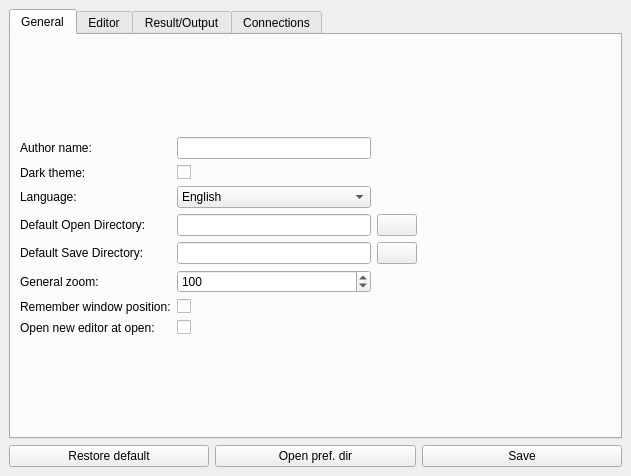
Above: source/qtdesigner/preferences_ui.ui from MValaguz/MSql before the change. Below: the same form after it.
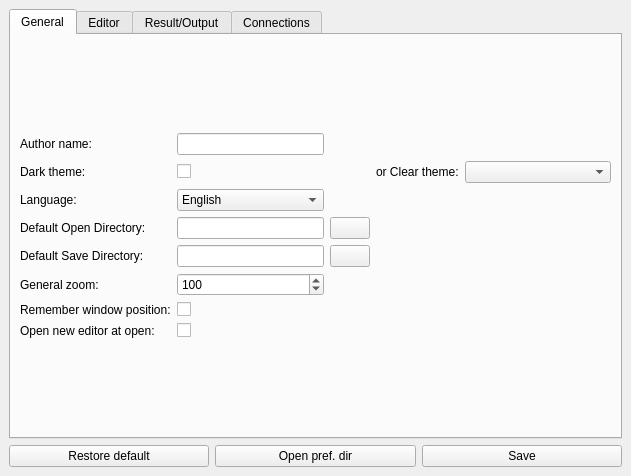
That is the form after the change. Icons and pictures are not drawn. Custom widgets are drawn as their Qt base class.

The edit to the form file:
```diff
--- a/source/qtdesigner/preferences_ui.ui
+++ b/source/qtdesigner/preferences_ui.ui
@@ -44,17 +44,7 @@
           <item row="0" column="2">
            <widget class="QLineEdit" name="e_author_name"/>
           </item>
-          <item row="4" column="0">
-           <widget class="QLabel" name="label_2">
-            <property name="text">
-             <string>Default Save Directory:</string>
-            </property>
-            <property name="buddy">
-             <cstring>e_default_save_dir</cstring>
-            </property>
-           </widget>
-          </item>
-          <item row="6" column="0">
+          <item row="9" column="0">
            <widget class="QLabel" name="label_10">
             <property name="text">
              <string>Remember window position:</string>
@@ -64,7 +54,17 @@
             </property>
            </widget>
           </item>
-          <item row="3" column="0">
+          <item row="7" column="0">
+           <widget class="QLabel" name="label_2">
+            <property name="text">
+             <string>Default Save Directory:</string>
+            </property>
+            <property name="buddy">
+             <cstring>e_default_save_dir</cstring>
+            </property>
+           </widget>
+          </item>
+          <item row="6" column="0">
            <widget class="QLabel" name="label">
             <property name="text">
              <string>Default Open Directory:</string>
@@ -74,7 +74,7 @@
             </property>
            </widget>
           </item>
-          <item row="4" column="3">
+          <item row="7" column="3">
            <widget class="QPushButton" name="b_default_save_dir">
             <property name="icon">
              <iconset resource="resource.qrc">
@@ -82,20 +82,10 @@
             </property>
            </widget>
           </item>
-          <item row="4" column="2">
+          <item row="7" column="2">
            <widget class="QLineEdit" name="e_default_save_dir"/>
           </item>
-          <item row="9" column="2">
-           <widget class="QCheckBox" name="e_open_new_editor"/>
-          </item>
           <item row="2" column="0">
-           <widget class="QLabel" name="label_3">
-            <property name="text">
-             <string>Language:</string>
-            </property>
-           </widget>
-          </item>
-          <item row="1" column="0">
            <widget class="QLabel" name="label_8">
             <property name="text">
              <string>Dark theme:</string>
@@ -105,7 +95,7 @@
             </property>
            </widget>
           </item>
-          <item row="3" column="3">
+          <item row="6" column="3">
            <widget class="QPushButton" name="b_default_open_dir">
             <property name="icon">
              <iconset resource="resource.qrc">
@@ -113,27 +103,20 @@
             </property>
            </widget>
           </item>
-          <item row="3" column="2">
+          <item row="12" column="2">
+           <widget class="QCheckBox" name="e_open_new_editor"/>
+          </item>
+          <item row="5" column="0">
+           <widget class="QLabel" name="label_3">
+            <property name="text">
+             <string>Language:</string>
+            </property>
+           </widget>
+          </item>
+          <item row="6" column="2">
            <widget class="QLineEdit" name="e_default_open_dir"/>
           </item>
-          <item row="1" column="2">
-           <widget class="QCheckBox" name="e_dark_theme">
-            <property name="text">
-             <string/>
-            </property>
-           </widget>
-          </item>
-          <item row="9" column="0">
-           <widget class="QLabel" name="label_23">
-            <property name="text">
-             <string>Open new editor at open:</string>
-            </property>
-            <property name="buddy">
-             <cstring>e_open_new_editor</cstring>
-            </property>
-           </widget>
-          </item>
-          <item row="5" column="0">
+          <item row="8" column="0">
            <widget class="QLabel" name="label_21">
             <property name="text">
              <string>General zoom:</string>
@@ -143,23 +126,27 @@
             </property>
            </widget>
           </item>
-          <item row="6" column="2">
+          <item row="12" column="0">
+           <widget class="QLabel" name="label_23">
+            <property name="text">
+             <string>Open new editor at open:</string>
+            </property>
+            <property name="buddy">
+             <cstring>e_open_new_editor</cstring>
+            </property>
+           </widget>
+          </item>
+          <item row="2" column="2">
+           <widget class="QCheckBox" name="e_dark_theme">
+            <property name="text">
+             <string/>
+            </property>
+           </widget>
+          </item>
+          <item row="9" column="2">
            <widget class="QCheckBox" name="e_remember_window_pos"/>
           </item>
-          <item row="3" column="4">
-           <spacer name="horizontalSpacer_3">
-            <property name="orientation">
-             <enum>Qt::Horizontal</enum>
-            </property>
-            <property name="sizeHint" stdset="0">
-             <size>
-              <width>40</width>
-              <height>20</height>
-             </size>
-            </property>
-           </spacer>
-          </item>
-          <item row="5" column="2">
+          <item row="8" column="2">
            <widget class="QSpinBox" name="e_general_zoom">
             <property name="minimum">
              <number>50</number>
@@ -175,7 +162,7 @@
             </property>
            </widget>
           </item>
-          <item row="2" column="2">
+          <item row="5" column="2">
            <widget class="QComboBox" name="e_language">
             <item>
              <property name="text">
@@ -189,6 +176,32 @@
             </item>
            </widget>
           </item>
+          <item row="2" column="5">
+           <widget class="QComboBox" name="e_clear_theme"/>
+          </item>
+          <item row="6" column="5">
+           <spacer name="horizontalSpacer_3">
+            <property name="orientation">
+             <enum>Qt::Horizontal</enum>
+            </property>
+            <property name="sizeHint" stdset="0">
+             <size>
+              <width>40</width>
+              <height>20</height>
+             </size>
+            </property>
+           </spacer>
+          </item>
+          <item row="2" column="4">
+           <widget class="QLabel" name="label_28">
+            <property name="text">
+             <string>or Clear theme:</string>
+            </property>
+            <property name="buddy">
+             <cstring>e_clear_theme</cstring>
+            </property>
+           </widget>
+          </item>
          </layout>
         </item>
        </layout>
```
Left out of the diff: 1 changed line with no effect on the pictures.
